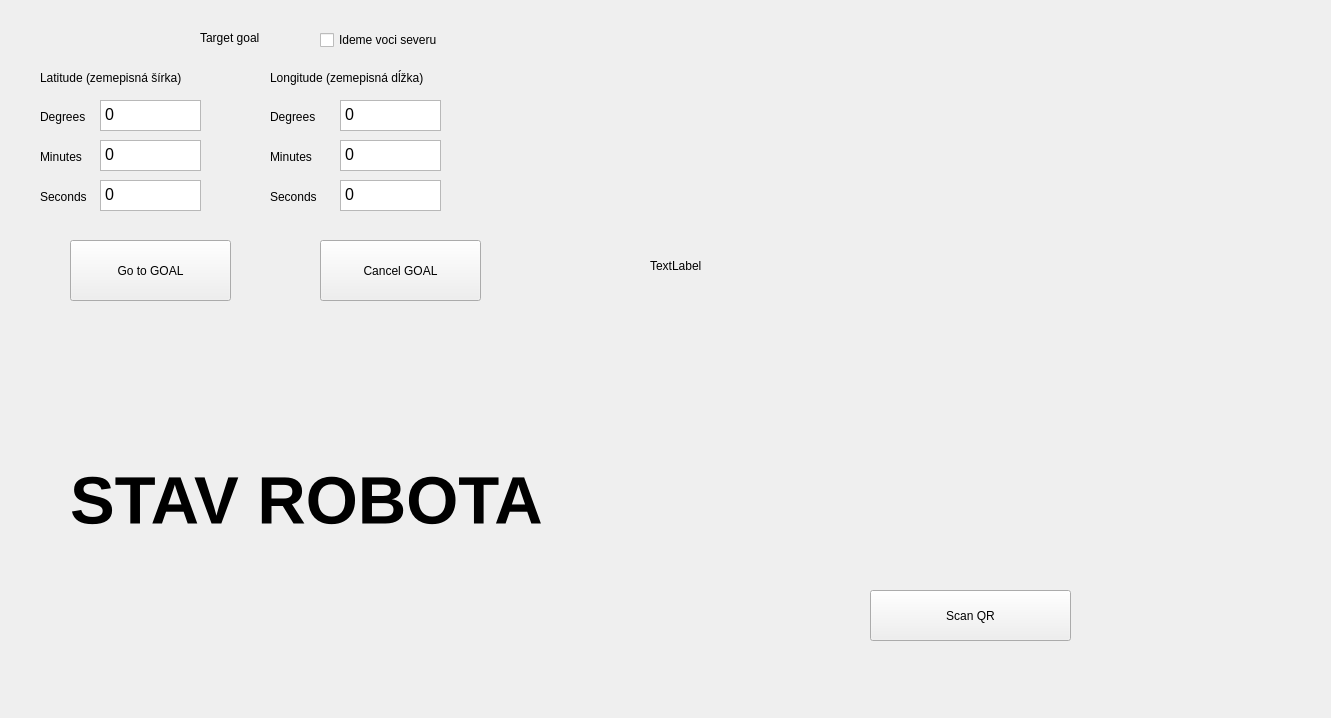
Qt form mrvk_gui/uis/ControlWidget.ui (MatejBartosovic/mrvk_project) before a commit.
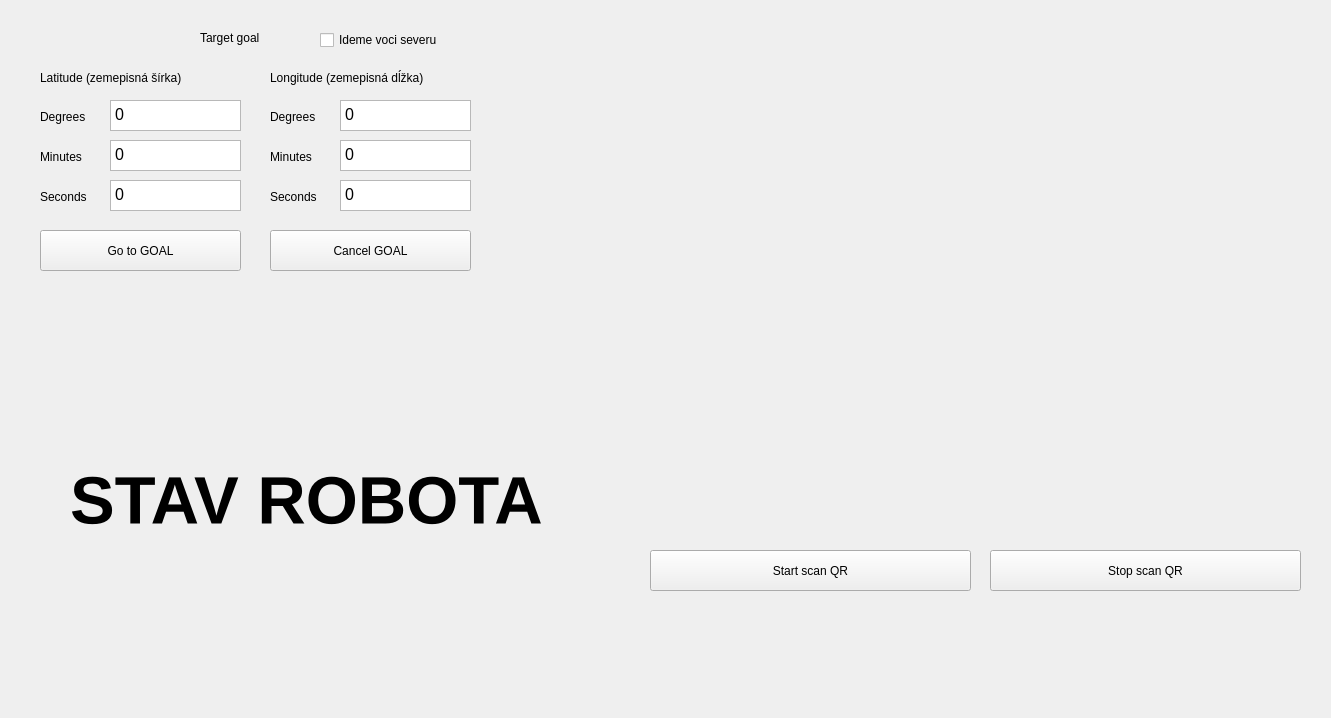
The same form after that commit.

Commit message: read QR data and output them to UI

Patch:
```diff
--- a/mrvk_gui/uis/ControlWidget.ui
+++ b/mrvk_gui/uis/ControlWidget.ui
@@ -42,9 +42,9 @@
   <widget class="QTextEdit" name="lat_stupne">
    <property name="geometry">
     <rect>
-     <x>100</x>
+     <x>110</x>
      <y>100</y>
-     <width>101</width>
+     <width>131</width>
      <height>31</height>
     </rect>
    </property>
@@ -59,10 +59,10 @@
   <widget class="QPushButton" name="cancelGoal">
    <property name="geometry">
     <rect>
-     <x>320</x>
-     <y>240</y>
-     <width>161</width>
-     <height>61</height>
+     <x>270</x>
+     <y>230</y>
+     <width>201</width>
+     <height>41</height>
     </rect>
    </property>
    <property name="text">
@@ -72,9 +72,9 @@
   <widget class="QTextEdit" name="lat_minuty">
    <property name="geometry">
     <rect>
-     <x>100</x>
+     <x>110</x>
      <y>140</y>
-     <width>101</width>
+     <width>131</width>
      <height>31</height>
     </rect>
    </property>
@@ -89,9 +89,9 @@
   <widget class="QTextEdit" name="lat_sekundy">
    <property name="geometry">
     <rect>
-     <x>100</x>
+     <x>110</x>
      <y>180</y>
-     <width>101</width>
+     <width>131</width>
      <height>31</height>
     </rect>
    </property>
@@ -108,7 +108,7 @@
     <rect>
      <x>340</x>
      <y>140</y>
-     <width>101</width>
+     <width>131</width>
      <height>31</height>
     </rect>
    </property>
@@ -125,7 +125,7 @@
     <rect>
      <x>340</x>
      <y>180</y>
-     <width>101</width>
+     <width>131</width>
      <height>31</height>
     </rect>
    </property>
@@ -142,7 +142,7 @@
     <rect>
      <x>340</x>
      <y>100</y>
-     <width>101</width>
+     <width>131</width>
      <height>31</height>
     </rect>
    </property>
@@ -287,10 +287,10 @@
   <widget class="QPushButton" name="goToGoal">
    <property name="geometry">
     <rect>
-     <x>70</x>
-     <y>240</y>
-     <width>161</width>
-     <height>61</height>
+     <x>40</x>
+     <y>230</y>
+     <width>201</width>
+     <height>41</height>
     </rect>
    </property>
    <property name="text">
@@ -300,14 +300,14 @@
   <widget class="QPushButton" name="scanBtn">
    <property name="geometry">
     <rect>
-     <x>870</x>
-     <y>590</y>
-     <width>201</width>
-     <height>51</height>
+     <x>650</x>
+     <y>550</y>
+     <width>321</width>
+     <height>41</height>
     </rect>
    </property>
    <property name="text">
-    <string>Scan QR</string>
+    <string>Start scan QR</string>
    </property>
   </widget>
   <widget class="QLabel" name="cameraOutput">
@@ -316,11 +316,24 @@
      <x>650</x>
      <y>20</y>
      <width>651</width>
-     <height>491</height>
+     <height>511</height>
     </rect>
    </property>
    <property name="text">
-    <string>TextLabel</string>
+    <string/>
+   </property>
+  </widget>
+  <widget class="QPushButton" name="scanQrStop_btn">
+   <property name="geometry">
+    <rect>
+     <x>990</x>
+     <y>550</y>
+     <width>311</width>
+     <height>41</height>
+    </rect>
+   </property>
+   <property name="text">
+    <string>Stop scan QR</string>
    </property>
   </widget>
   <zorder>label_2</zorder>
```
Left out of the diff: 13 changed lines with no effect on the pictures. The commit also changes 3 other files.
